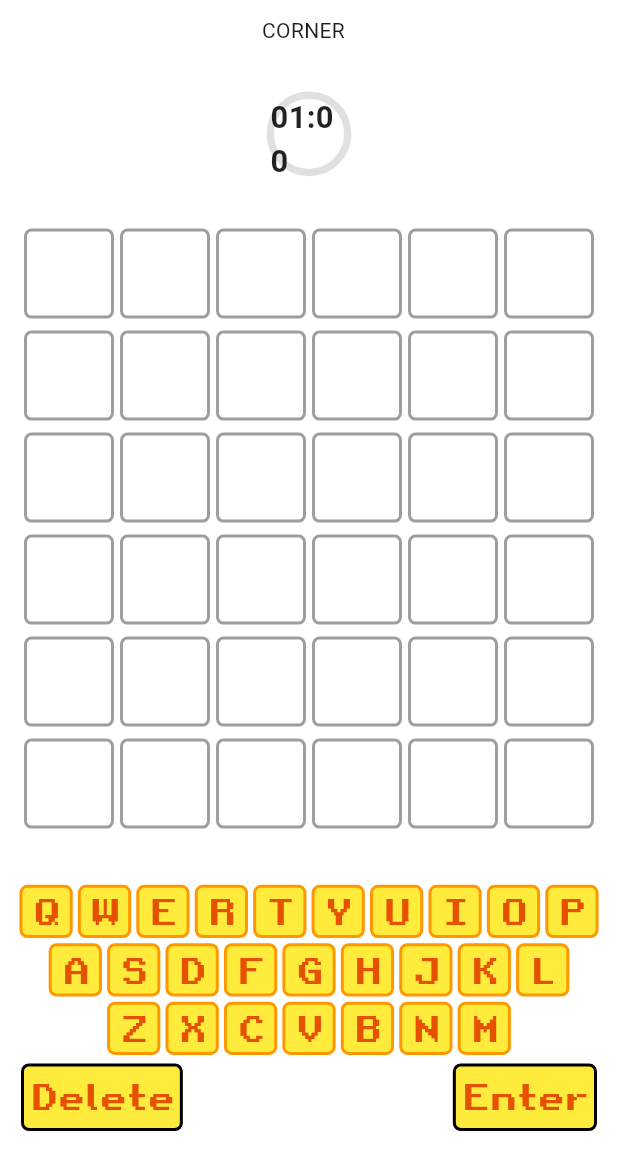
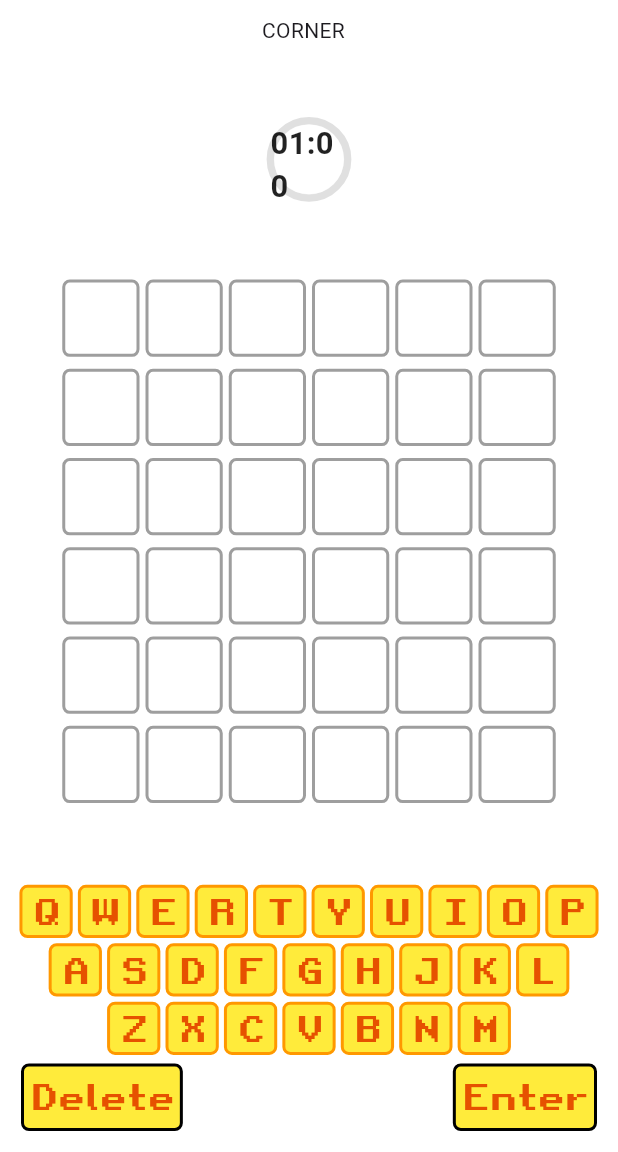
Before and after one commit to Saubaan/wordle-game, a Flutter app: the screen it shows after launch, on a phone screen of 412 x 824 dp, the part 84-1236 px from its top. Run offline on Flutter 3.47's test engine with Material 3 defaults, Android fonts, the phone set to English and light mode, and no system bars; drawn by our look-alikes of circular_countdown_timer.

Commit message:
added scalability

```diff
--- a/lib/components/letter_box.dart
+++ b/lib/components/letter_box.dart
@@ -14,12 +14,13 @@ class LetterBox extends StatelessWidget {
 
   @override
   Widget build(BuildContext context) {
+    double screenWidth = MediaQuery.of(context).size.width;
     return Padding(
       padding: const EdgeInsets.symmetric(horizontal: 2.0, vertical: 4),
       child: Container(
         padding: const EdgeInsets.all(5),
-        height: 60,
-        width: 60,
+        height: screenWidth / 8,
+        width: screenWidth / 8,
         decoration: BoxDecoration(
           color: color,
           border: Border.all(width: 2, color: borderColor==null?Colors.grey.shade500:borderColor!),
```
